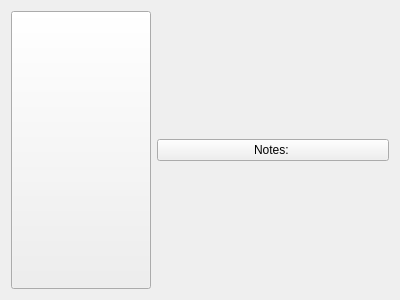
The window that src/View/EdgeWidget.ui (sergsave/MagicCubiano) describes before a commit, drawn with Qt 5.
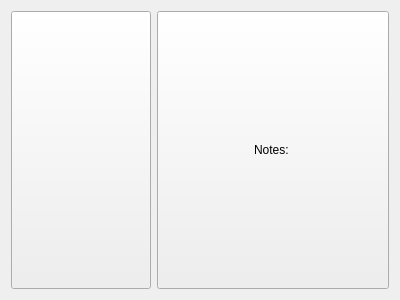
The same window after the commit. The open tabs and pages were chosen to show the change.

```diff
--- a/src/View/EdgeWidget.ui
+++ b/src/View/EdgeWidget.ui
@@ -92,6 +92,12 @@
        </property>
        <item row="0" column="0">
         <widget class="QPushButton" name="antiClockwizeButton">
+         <property name="sizePolicy">
+          <sizepolicy hsizetype="Minimum" vsizetype="Preferred">
+           <horstretch>0</horstretch>
+           <verstretch>0</verstretch>
+          </sizepolicy>
+         </property>
          <property name="text">
           <string>Notes: </string>
          </property>
```
Left out of the diff: 8 changed lines with no effect on the pictures.
